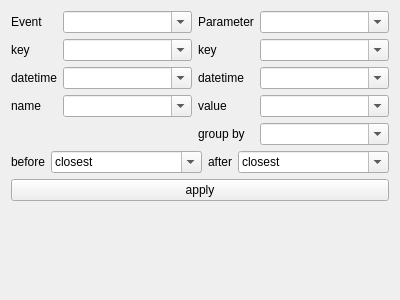
The window that resources/ui/modules/timeEventFitting.ui (jeaunrg/DataVision-dev) describes before a commit, drawn with Qt 5.
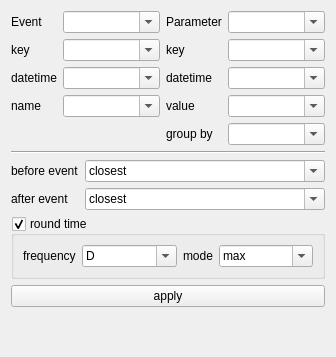
The same window after the commit.

Commit message: finish time event fitting

Diff of the .ui file:
```diff
--- a/resources/ui/modules/timeEventFitting.ui
+++ b/resources/ui/modules/timeEventFitting.ui
@@ -6,8 +6,8 @@
    <rect>
     <x>0</x>
     <y>0</y>
-    <width>400</width>
-    <height>300</height>
+    <width>336</width>
+    <height>357</height>
    </rect>
   </property>
   <property name="windowTitle">
@@ -199,45 +199,100 @@
     </layout>
    </item>
    <item>
-    <layout class="QHBoxLayout" name="horizontalLayout">
-     <item>
+    <widget class="Line" name="line">
+     <property name="orientation">
+      <enum>Qt::Horizontal</enum>
+     </property>
+    </widget>
+   </item>
+   <item>
+    <layout class="QFormLayout" name="formLayout">
+     <item row="0" column="0">
       <widget class="QLabel" name="label_8">
        <property name="text">
-        <string>before</string>
+        <string>before event</string>
        </property>
       </widget>
      </item>
-     <item>
-      <widget class="QComboBox" name="deltaBefore">
-       <property name="sizePolicy">
-        <sizepolicy hsizetype="Expanding" vsizetype="Fixed">
-         <horstretch>0</horstretch>
-         <verstretch>0</verstretch>
-        </sizepolicy>
-       </property>
-       <property name="editable">
-        <bool>true</bool>
-       </property>
-       <item>
-        <property name="text">
-         <string>closest</string>
-        </property>
-       </item>
-       <item>
-        <property name="text">
-         <string>30 days</string>
-        </property>
-       </item>
-      </widget>
-     </item>
-     <item>
+     <item row="1" column="0">
       <widget class="QLabel" name="label_11">
        <property name="text">
-        <string>after</string>
+        <string>after event</string>
        </property>
       </widget>
      </item>
-     <item>
+     <item row="0" column="1">
+      <widget class="QComboBox" name="deltaBefore">
+       <property name="sizePolicy">
+        <sizepolicy hsizetype="Expanding" vsizetype="Fixed">
+         <horstretch>0</horstretch>
+         <verstretch>0</verstretch>
+        </sizepolicy>
+       </property>
+       <property name="editable">
+        <bool>true</bool>
+       </property>
+       <property name="currentIndex">
+        <number>1</number>
+       </property>
+       <item>
+        <property name="text">
+         <string/>
+        </property>
+       </item>
+       <item>
+        <property name="text">
+         <string>closest</string>
+        </property>
+       </item>
+       <item>
+        <property name="text">
+         <string>1 days 05:30:15</string>
+        </property>
+       </item>
+       <item>
+        <property name="text">
+         <string>1 days</string>
+        </property>
+       </item>
+       <item>
+        <property name="text">
+         <string>05:30:15</string>
+        </property>
+       </item>
+       <item>
+        <property name="text">
+         <string>5 h</string>
+        </property>
+       </item>
+       <item>
+        <property name="text">
+         <string>30 min</string>
+        </property>
+       </item>
+       <item>
+        <property name="text">
+         <string>15 sec</string>
+        </property>
+       </item>
+       <item>
+        <property name="text">
+         <string>1 w</string>
+        </property>
+       </item>
+       <item>
+        <property name="text">
+         <string>30 days</string>
+        </property>
+       </item>
+       <item>
+        <property name="text">
+         <string>['2 days', '10 days']</string>
+        </property>
+       </item>
+      </widget>
+     </item>
+     <item row="1" column="1">
       <widget class="QComboBox" name="deltaAfter">
        <property name="sizePolicy">
         <sizepolicy hsizetype="Expanding" vsizetype="Fixed">
@@ -248,6 +303,14 @@
        <property name="editable">
         <bool>true</bool>
        </property>
+       <property name="currentIndex">
+        <number>1</number>
+       </property>
+       <item>
+        <property name="text">
+         <string/>
+        </property>
+       </item>
        <item>
         <property name="text">
          <string>closest</string>
@@ -262,6 +325,132 @@
      </item>
     </layout>
    </item>
+   <item>
+    <widget class="QGroupBox" name="round">
+     <property name="title">
+      <string>round time</string>
+     </property>
+     <property name="flat">
+      <bool>true</bool>
+     </property>
+     <property name="checkable">
+      <bool>true</bool>
+     </property>
+     <layout class="QHBoxLayout" name="horizontalLayout_2">
+      <item>
+       <widget class="QLabel" name="label_12">
+        <property name="text">
+         <string>frequency</string>
+        </property>
+       </widget>
+      </item>
+      <item>
+       <widget class="QComboBox" name="roundFreq">
+        <property name="sizePolicy">
+         <sizepolicy hsizetype="Expanding" vsizetype="Fixed">
+          <horstretch>0</horstretch>
+          <verstretch>0</verstretch>
+         </sizepolicy>
+        </property>
+        <property name="editable">
+         <bool>true</bool>
+        </property>
+        <property name="currentIndex">
+         <number>1</number>
+        </property>
+        <item>
+         <property name="text">
+          <string>M</string>
+         </property>
+        </item>
+        <item>
+         <property name="text">
+          <string>D</string>
+         </property>
+        </item>
+        <item>
+         <property name="text">
+          <string>H</string>
+         </property>
+        </item>
+        <item>
+         <property name="text">
+          <string>min</string>
+         </property>
+        </item>
+        <item>
+         <property name="text">
+          <string>S</string>
+         </property>
+        </item>
+        <item>
+         <property name="text">
+          <string>ms</string>
+         </property>
+        </item>
+        <item>
+         <property name="text">
+          <string>us</string>
+         </property>
+        </item>
+        <item>
+         <property name="text">
+          <string>N</string>
+         </property>
+        </item>
+       </widget>
+      </item>
+      <item>
+       <widget class="QLabel" name="label_13">
+        <property name="text">
+         <string>mode</string>
+        </property>
+       </widget>
+      </item>
+      <item>
+       <widget class="QComboBox" name="roundMode">
+        <property name="sizePolicy">
+         <sizepolicy hsizetype="Expanding" vsizetype="Fixed">
+          <horstretch>0</horstretch>
+          <verstretch>0</verstretch>
+         </sizepolicy>
+        </property>
+        <property name="editable">
+         <bool>true</bool>
+        </property>
+        <property name="currentIndex">
+         <number>2</number>
+        </property>
+        <item>
+         <property name="text">
+          <string/>
+         </property>
+        </item>
+        <item>
+         <property name="text">
+          <string>min</string>
+         </property>
+        </item>
+        <item>
+         <property name="text">
+          <string>max</string>
+         </property>
+        </item>
+        <item>
+         <property name="text">
+          <string>mean</string>
+         </property>
+        </item>
+        <item>
+         <property name="text">
+          <string>sum</string>
+         </property>
+        </item>
+       </widget>
+      </item>
+     </layout>
+    </widget>
+   </item>
    <item>
     <widget class="QPushButton" name="apply">
      <property name="text">
```
Left out of the diff: 40 changed lines with no effect on the pictures. The commit also changes 8 other files.
